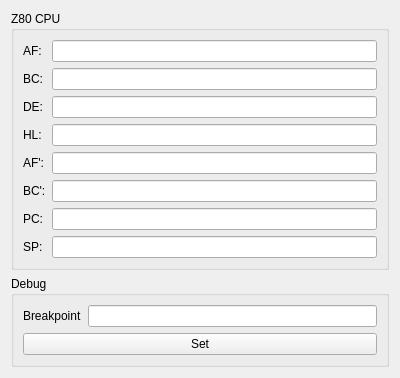
Above: qcpcemu/debugform.ui from cloose/qcpcemu before the change. Below: the same form after it.
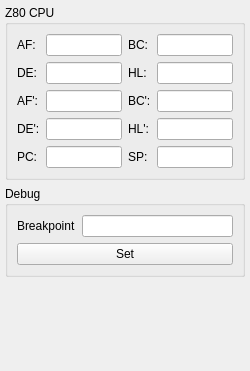
That is the form after the change.

Commit message: Improve layout of debug form and add additional registers

The edit to the form file:
```diff
--- a/qcpcemu/debugform.ui
+++ b/qcpcemu/debugform.ui
@@ -6,7 +6,7 @@
    <rect>
     <x>0</x>
     <y>0</y>
-    <width>400</width>
+    <width>250</width>
     <height>371</height>
    </rect>
   </property>
@@ -14,6 +14,9 @@
    <string>Form</string>
   </property>
   <layout class="QVBoxLayout" name="verticalLayout">
+   <property name="margin">
+    <number>5</number>
+   </property>
    <item>
     <widget class="QGroupBox" name="groupBox">
      <property name="title">
@@ -22,10 +25,7 @@
      <property name="flat">
       <bool>true</bool>
      </property>
-     <layout class="QFormLayout" name="formLayout">
-      <property name="fieldGrowthPolicy">
-       <enum>QFormLayout::AllNonFixedFieldsGrow</enum>
-      </property>
+     <layout class="QGridLayout" name="gridLayout">
       <item row="0" column="0">
        <widget class="QLabel" name="regAFLabel">
         <property name="text">
@@ -43,7 +43,7 @@
         </property>
        </widget>
       </item>
-      <item row="2" column="0">
+      <item row="0" column="2">
        <widget class="QLabel" name="regBCLabel">
         <property name="text">
          <string>BC:</string>
@@ -53,71 +53,91 @@
         </property>
        </widget>
       </item>
-      <item row="2" column="1">
+      <item row="0" column="3">
        <widget class="QLineEdit" name="regBCEdit">
         <property name="readOnly">
          <bool>true</bool>
         </property>
        </widget>
       </item>
-      <item row="3" column="0">
+      <item row="1" column="0">
        <widget class="QLabel" name="regDELabel">
         <property name="text">
          <string>DE:</string>
         </property>
        </widget>
       </item>
-      <item row="3" column="1">
+      <item row="1" column="1">
        <widget class="QLineEdit" name="regDEEdit"/>
       </item>
-      <item row="4" column="0">
+      <item row="1" column="2">
        <widget class="QLabel" name="regHLLabel">
         <property name="text">
          <string>HL:</string>
         </property>
        </widget>
       </item>
-      <item row="4" column="1">
+      <item row="1" column="3">
        <widget class="QLineEdit" name="regHLEdit"/>
       </item>
-      <item row="7" column="1">
+      <item row="2" column="0">
+       <widget class="QLabel" name="regAF1Label">
+        <property name="text">
+         <string>AF':</string>
+        </property>
+       </widget>
+      </item>
+      <item row="2" column="1">
        <widget class="QLineEdit" name="regAF1Edit"/>
       </item>
-      <item row="8" column="0">
+      <item row="2" column="2">
        <widget class="QLabel" name="regBC1Label">
         <property name="text">
          <string>BC':</string>
         </property>
        </widget>
       </item>
-      <item row="8" column="1">
+      <item row="2" column="3">
        <widget class="QLineEdit" name="regBC1Edit"/>
       </item>
-      <item row="11" column="0">
+      <item row="3" column="0">
+       <widget class="QLabel" name="regDE1Label">
+        <property name="text">
+         <string>DE':</string>
+        </property>
+       </widget>
+      </item>
+      <item row="4" column="0">
        <widget class="QLabel" name="regPCLabel">
         <property name="text">
          <string>PC:</string>
         </property>
        </widget>
       </item>
-      <item row="11" column="1">
+      <item row="4" column="1">
        <widget class="QLineEdit" name="regPCEdit"/>
       </item>
-      <item row="7" column="0">
-       <widget class="QLabel" name="regAF1Label">
+      <item row="3" column="1">
+       <widget class="QLineEdit" name="regDE1Edit"/>
+      </item>
+      <item row="3" column="2">
+       <widget class="QLabel" name="regHL1Label">
         <property name="text">
-         <string>AF':</string>
+         <string>HL':</string>
         </property>
        </widget>
       </item>
-      <item row="12" column="0">
+      <item row="3" column="3">
+       <widget class="QLineEdit" name="regHL1Edit"/>
+      </item>
+      <item row="4" column="2">
        <widget class="QLabel" name="regSPLabel">
         <property name="text">
          <string>SP:</string>
         </property>
        </widget>
       </item>
-      <item row="12" column="1">
+      <item row="4" column="3">
        <widget class="QLineEdit" name="regSPEdit"/>
       </item>
      </layout>
@@ -155,6 +175,19 @@
      </layout>
     </widget>
    </item>
+   <item>
+    <spacer name="verticalSpacer">
+     <property name="orientation">
+      <enum>Qt::Vertical</enum>
+     </property>
+     <property name="sizeHint" stdset="0">
+      <size>
+       <width>20</width>
+       <height>40</height>
+      </size>
+     </property>
+    </spacer>
+   </item>
   </layout>
  </widget>
  <resources/>
```
The commit also changes 3 other files.
